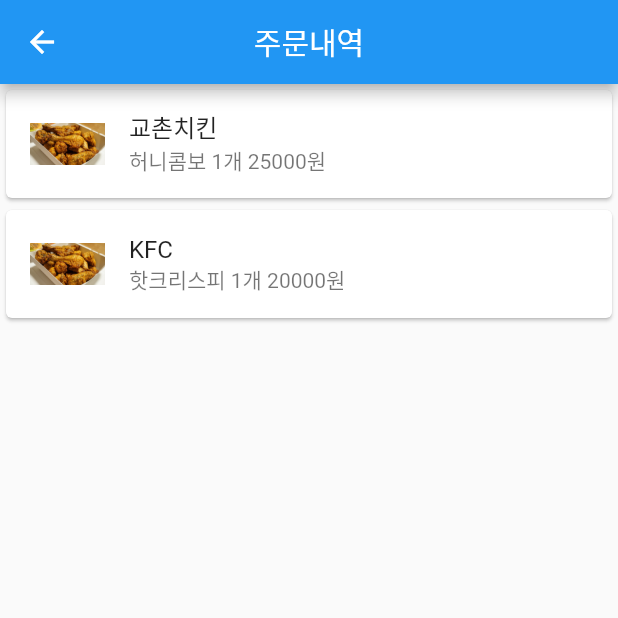
After one commit to yunsuhan0107/bundle-eats, a Flutter app: the OrderHistory screen opened by its route, on a phone screen of 412 x 824 dp, the top half of it. The commit adds this screen. Run offline on Flutter 3.47's test engine with Material 2 defaults, Android fonts, the phone set to English and light mode, and no system bars; our stand-ins replace grouped_list.

Commit message:
Added order history

```diff
--- /dev/null
+++ b/assets/order_history.json
@@ -0,0 +1,16 @@
+[
+    {
+        "date": "4/25",
+        "restaurantName": "교촌치킨",
+        "food": "허니콤보",
+        "count": 1,
+        "price": 25000
+    },
+    {
+        "date": "5/10",
+        "restaurantName": "KFC",
+        "food": "핫크리스피",
+        "count": 1,
+        "price": 20000
+    }
+]
--- a/lib/app.dart
+++ b/lib/app.dart
@@ -1,5 +1,7 @@
+import 'package:bundle_eats/screens/order_history/order_history.dart';
 import 'package:flutter/material.dart';
 import 'screens/home/home.dart';
+import 'screens/order_history/order_history.dart';
 import 'screens/settings/settings.dart';
 
 class App extends StatelessWidget {
@@ -11,6 +13,7 @@
       home: const Home(),
       routes: {
         '/home': (context) => const Home(),
+        '/order_history': (context) => const OrderHistory(),
         '/settings': (context) => MySettings(),
       },
     );
--- a/lib/screens/home/components/navigation_bar.dart
+++ b/lib/screens/home/components/navigation_bar.dart
@@ -43,6 +43,9 @@
       case 0:
         Navigator.pushNamed(context, '/home');
         break;
+      case 2:
+        Navigator.pushNamed(context, '/order_history');
+        break;
       case 3:
         Navigator.pushNamed(context, '/settings');
         break;
--- /dev/null
+++ b/lib/screens/order_history/components/order.dart
@@ -0,0 +1,25 @@
+class Order {
+  final String date;
+  final String restaurantName;
+  final String food;
+  final int count;
+  final int price;
+
+  const Order({
+    required this.date,
+    required this.restaurantName,
+    required this.food,
+    required this.count,
+    required this.price,
+  });
+
+  static Order fromJson(json) {
+    return Order(
+      date: json['date'],
+      restaurantName: json['restaurantName'],
+      food: json['food'],
+      count: json['count'],
+      price: json['price'],
+    );
+  }
+}
--- /dev/null
+++ b/lib/screens/order_history/order_history.dart
@@ -0,0 +1,73 @@
+import 'package:flutter/material.dart';
+import 'components/order.dart';
+import 'dart:convert';
+
+class OrderHistory extends StatefulWidget {
+  const OrderHistory({Key? key}) : super(key: key);
+
+  @override
+  State<OrderHistory> createState() => _OrderHistoryState();
+}
+
+class _OrderHistoryState extends State<OrderHistory> {
+  late Future<List<Order>> ordersFuture;
+
+  @override
+  void initState() {
+    super.initState();
+    ordersFuture = _getOrders(context);
+  }
+
+  static Future<List<Order>> _getOrders(BuildContext context) async {
+    final assetBundle = DefaultAssetBundle.of(context);
+    final data = await assetBundle.loadString('assets/order_history.json');
+
+    final body = json.decode(data);
+    return body.map<Order>(Order.fromJson).toList();
+  }
+
+  @override
+  Widget build(BuildContext context) {
+    return Scaffold(
+      appBar: AppBar(
+        title: const Text('주문내역'),
+        centerTitle: true,
+      ),
+      body: Center(
+          child: FutureBuilder<List<Order>>(
+              future: ordersFuture,
+              builder: (BuildContext context, AsyncSnapshot snapshot) {
+                if (snapshot.connectionState == ConnectionState.waiting) {
+                  return const CircularProgressIndicator();
+                } else if (snapshot.hasData) {
+                  final orders = snapshot.data!;
+                  return _buildOrders(orders);
+                } else {
+                  return const Text('No data.');
+                }
+              })),
+    );
+  }
+
+  Widget _buildOrders(List<Order> orders) {
+    return ListView.builder(
+      itemCount: orders.length,
+      itemBuilder: (context, index) {
+        final order = orders[index];
+        final String result = "${order.food} ${order.count}개 ${order.price}원";
+        return Card(
+          child: ListTile(
+            leading: SizedBox(
+              height: 50.0,
+              width: 50.0,
+              child: Image.asset('assets/chicken.jpg'),
+            ),
+            title: Text(order.restaurantName),
+            subtitle: Text(result),
+            onTap: () {},
+          ),
+        );
+      },
+    );
+  }
+}
--- a/pubspec.yaml
+++ b/pubspec.yaml
@@ -62,9 +62,8 @@
   uses-material-design: true
 
   # To add assets to your application, add an assets section, like this:
-  # assets:
-  #   - images/a_dot_burr.jpeg
-  #   - images/a_dot_ham.jpeg
+  assets:
+    - assets/
 
   # An image asset can refer to one or more resolution-specific "variants", see
   # https://flutter.dev/assets-and-images/#resolution-aware
```
Also changed, not shown: assets/chicken.jpg (added).
